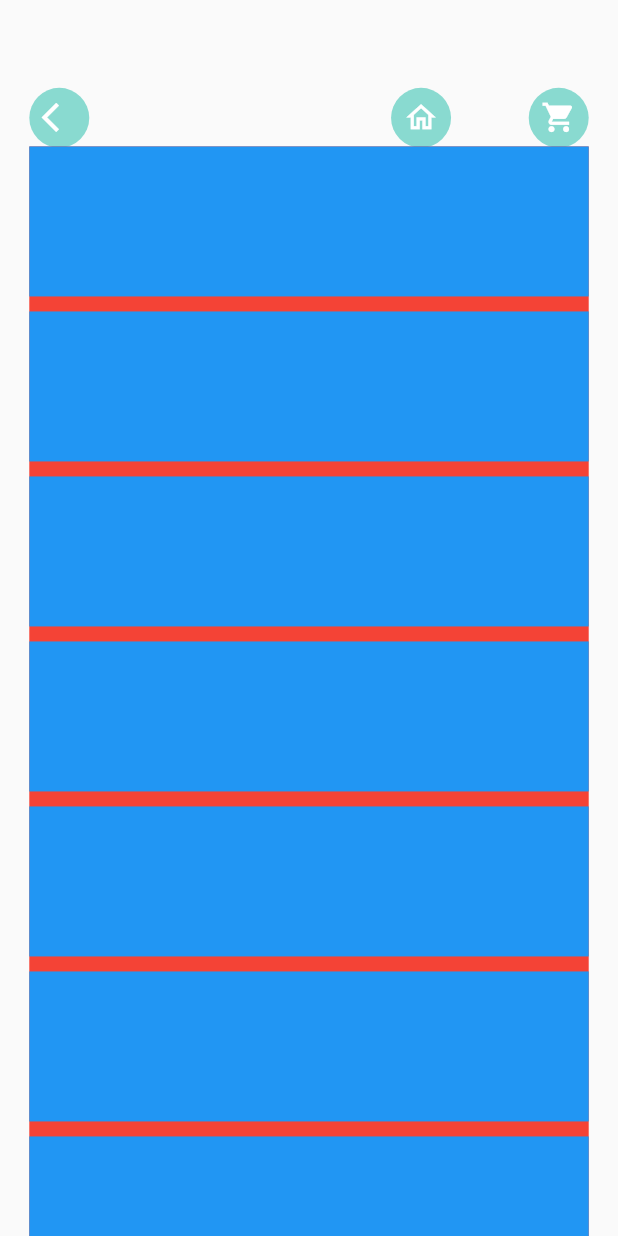
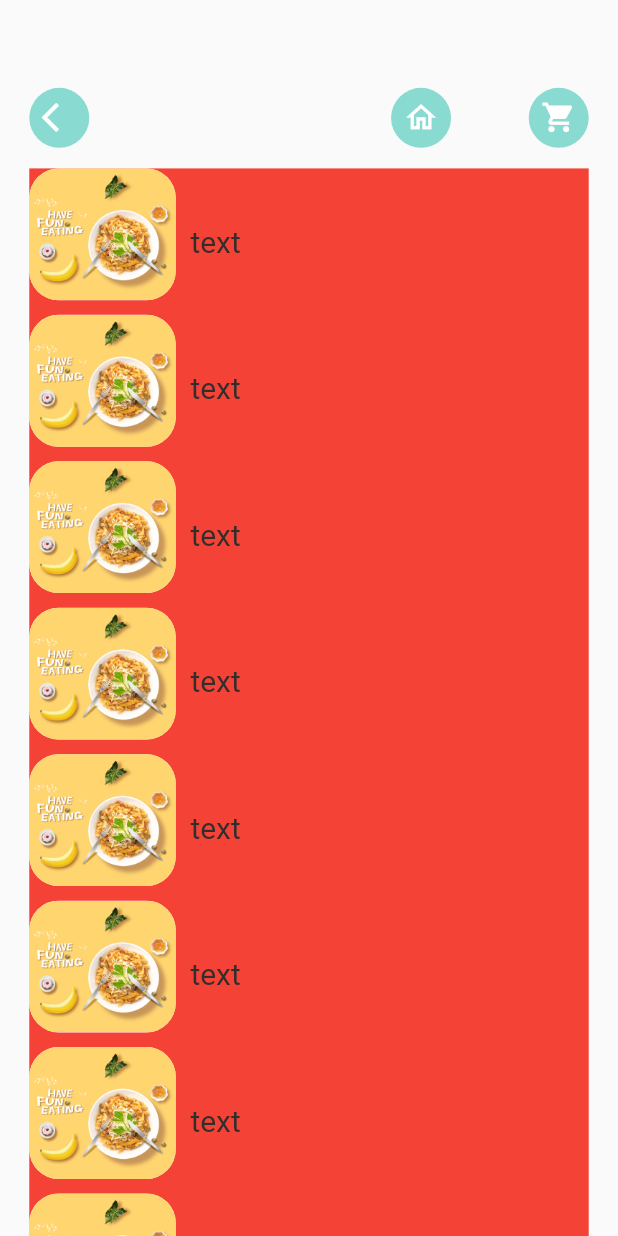
Before and after one commit to mubizzy/food-app, a Flutter app: the CartPage screen opened directly, on a phone screen of 412 x 824 dp. Run offline on Flutter 3.47's test engine with Material 2 defaults, Android fonts, the phone set to English and light mode, and no system bars; our stand-ins replace dots_indicator, get; network calls fail.

Commit message:
cart changes

```diff
--- a/lib/pages/cart/cart_page.dart
+++ b/lib/pages/cart/cart_page.dart
@@ -2,6 +2,7 @@ import 'package:flutter/material.dart';
 import 'package:food_delivery/utils/colors.dart';
 import 'package:food_delivery/utils/dimension.dart';
 import 'package:food_delivery/widgets/app_icon.dart';
+import 'package:food_delivery/widgets/big_text.dart';
 
 class CartPage extends StatelessWidget {
   const CartPage({Key? key}) : super(key: key);
@@ -47,19 +48,52 @@ class CartPage extends StatelessWidget {
               right: Dimension.width20,
               bottom: 0,
               child: Container(
+                margin: EdgeInsets.only(top: Dimension.height15),
                 color: Colors.red,
+                child: MediaQuery.removePadding(
+                  context: context,
+                  removeTop: true,
                   child: ListView.builder(
                       itemCount: 10,
                       itemBuilder: (_, index) {
                         return Container(
-                        height: 100,
-                        width: 100,
-                        color: Colors.blue,
-                        margin: EdgeInsets.only(
-                          bottom: 10,
+                          height: Dimension.height20 * 5,
+                          width: double.maxFinite,
+                          child: Row(
+                            children: [
+                              Container(
+                                width: Dimension.height20 * 5,
+                                height: Dimension.height20 * 5,
+                                margin:
+                                    EdgeInsets.only(bottom: Dimension.height10),
+                                decoration: BoxDecoration(
+                                    image: DecorationImage(
+                                      fit: BoxFit.cover,
+                                      image:
+                                          AssetImage("assets/image/food0.png"),
+                                    ),
+                                    borderRadius: BorderRadius.circular(
+                                        Dimension.radius20),
+                                    color: Colors.white),
+                              ),
+                              SizedBox(
+                                width: Dimension.width10,
+                              ),
+                              Expanded(
+                                  child: Container(
+                                height: Dimension.height20 * 5,
+                                child: Column(
+                                  crossAxisAlignment: CrossAxisAlignment.start,
+                                  mainAxisAlignment:
+                                      MainAxisAlignment.spaceEvenly,
+                                  children: [BigText(text: "text")],
+                                ),
+                              ))
+                            ],
                           ),
                         );
                       }),
+                ),
               ))
         ],
       ),
```
Lines whose indentation alone changed are shown as unchanged.
